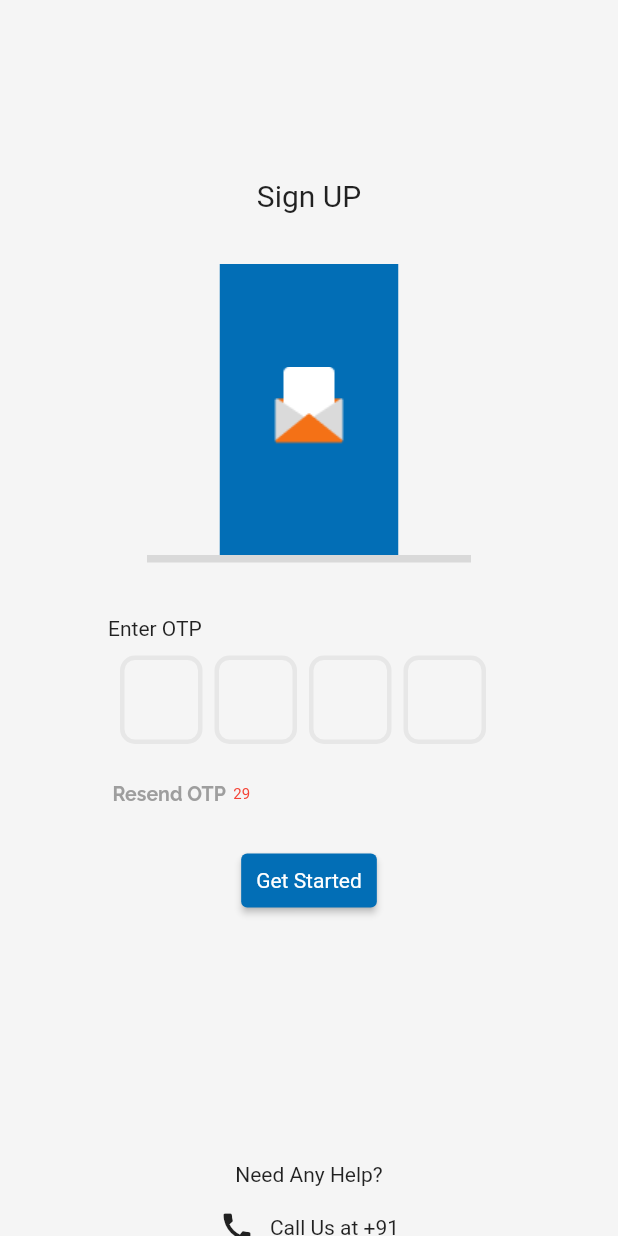
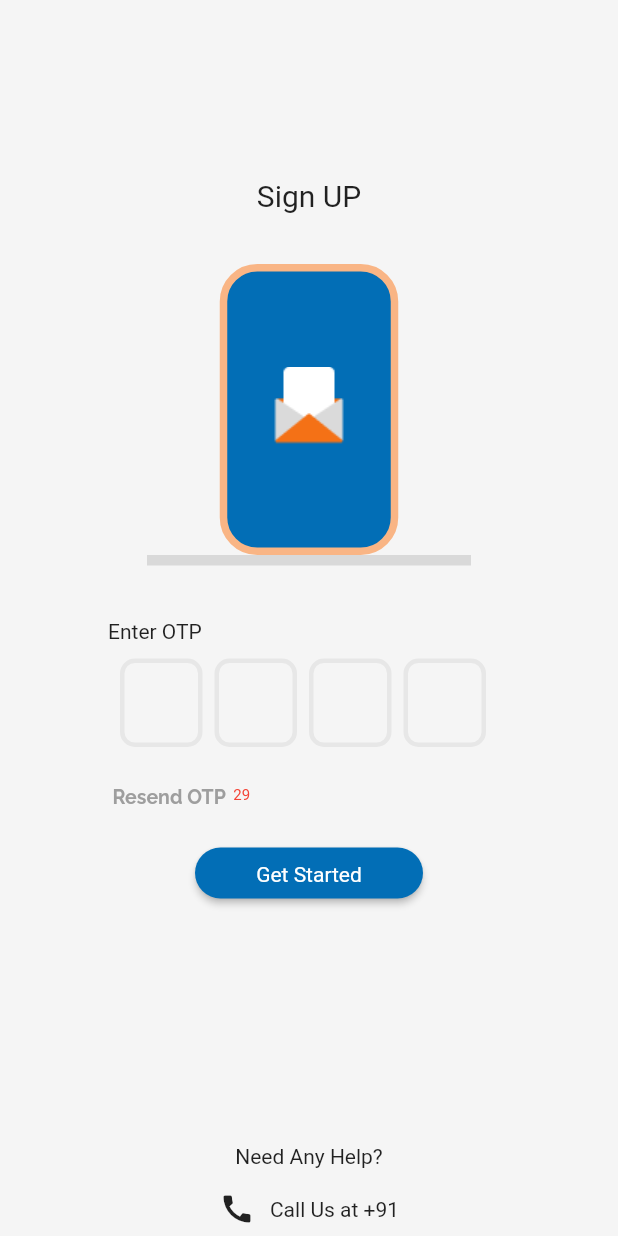
Before and after one commit to chantimudavath/packers_bility, a Flutter app: the OTPScreen screen opened by its route, on a phone screen of 412 x 824 dp. Run offline on Flutter 3.47's test engine with Material 2 defaults, Android fonts, the phone set to English and light mode, and no system bars; drawn by our look-alikes of flutter_otp_text_field; our stand-ins replace carousel_slider, curved_navigation_bar, easy_localization, get, google_fonts.

Commit message:
Sign up pages

```diff
--- a/lib/LoginFlow/otp.dart
+++ b/lib/LoginFlow/otp.dart
@@ -80,12 +80,24 @@ class _OTPScreenState extends State<OTPScreen> {
               Container(
                 width: 119,
                 height: 194,
+                decoration: BoxDecoration(
+                           border: Border.all(
+                             color: Color(0xFFF9B585),
+
+                             width: 5.0,
+                             style: BorderStyle.solid
+                           ),
+                           borderRadius: BorderRadius.circular(25),
+                          //  child: Image.asset(ImagesAssetPAth.mailImage),
                            color: Color(0xFF026EB6),
+
+                    ),
+                // color: Color(0xFF026EB6),
                 child: Image.asset(ImagesAssetPAth.mailImage),
               ),
               Container(
                 width: 216,
-                height: 5,
+                height: 7,
                 color: Color(0xFFD9D9D9),
               ),
               Padding(
@@ -112,7 +124,7 @@ class _OTPScreenState extends State<OTPScreen> {
                 ),
                 child: Container(
                   child: Row(
-                    crossAxisAlignment: CrossAxisAlignment.center,
+                    crossAxisAlignment: CrossAxisAlignment.start,
                     mainAxisAlignment: MainAxisAlignment.start,
                     children: [
                       // Checkbox(
@@ -150,20 +162,31 @@ class _OTPScreenState extends State<OTPScreen> {
               const SizedBox(
                 height: 26,
               ),
-
-
-              ElevatedButton(
+              Align(
+                  alignment: Alignment.bottomCenter,
+                  child: SizedBox(
+                    width: 152,
+                    height: 34,
+                    child: ElevatedButton(
                       child: const Text(ProjectStrings.getStarted),
                       onPressed: () {
-                 Get.to( const WelComeScreen());
+                        Get.to(const WelComeScreen());
                       },
                       style: ButtonStyle(
+                          shape: (MaterialStateProperty.all<
+                              RoundedRectangleBorder>(
+                            RoundedRectangleBorder(
+                              borderRadius: BorderRadius.circular(26.0),
+                            ),
+                          )),
                           backgroundColor:
                               MaterialStateProperty.all(Color(0xFF026EB6)),
-                    padding: MaterialStateProperty.all(EdgeInsets.all(10)),
-                    textStyle:
-                        MaterialStateProperty.all(TextStyle(fontSize: 14))),
+                          padding:
+                              MaterialStateProperty.all(EdgeInsets.all(10)),
+                          textStyle: MaterialStateProperty.all(
+                              TextStyle(fontSize: 14))),
                     ),
+                  )),
               const SizedBox(
                 height: 164,
               ),
--- a/lib/Utilitys/stringUtilitys.dart
+++ b/lib/Utilitys/stringUtilitys.dart
@@ -1,6 +1,6 @@
 class ProjectStrings{
    static const String iAgreeWiththeTermsandConditions ="I Agree with the Terms and Conditions";
-   static const String getOTP = "Get OTP";
+   static const String getOTP = "GET OTP";
     static const String needAnyHelp = "Need Any Help?";
     static const String callUsAt ="Call Us at +91";
     static const String getStarted ="Get Started";
--- a/lib/home_screens/home_screen.dart
+++ b/lib/home_screens/home_screen.dart
@@ -283,7 +283,8 @@ class _HomePageState extends State<HomePage> {
                             shape: MaterialStateProperty.all<RoundedRectangleBorder>(
                                 RoundedRectangleBorder(
                       borderRadius: BorderRadius.circular(26.0),
-                                ),),
+                                ),
+                                ),
                           backgroundColor:
                               MaterialStateProperty.all(Color(0xFF026EB6)),
                           padding: MaterialStateProperty.all(EdgeInsets.all(10)),
--- a/lib/main.dart
+++ b/lib/main.dart
@@ -1,5 +1,6 @@
 import 'package:easy_localization/easy_localization.dart';
 import 'package:flutter/material.dart';
+import 'package:packers_bility/LoginFlow/Login.dart';
 import 'package:packers_bility/LoginFlow/otp.dart';
 import 'package:packers_bility/constants/constants.dart';
 import 'package:get/get.dart';
@@ -59,7 +60,7 @@ class MyApp extends StatelessWidget {
         primarySwatch: Colors.blue,
       ),
        getPages: [
-        GetPage(name: '/', page: () => const DocumentsList()),
+        GetPage(name: '/', page: () => const OTPScreen()),
         GetPage(name: '/otpScreen', page: () => const OTPScreen()),
         GetPage(name: '/homePage', page: () => const HomePage()),
         GetPage(name: '/welComeScreen', page: () => const WelComeScreen()),
```
Also changed, not shown: lib/LoginFlow/Login.dart (+49 -7 lines). Lines whose indentation alone changed are shown as unchanged.
